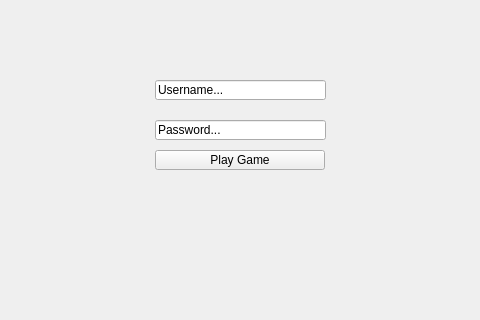
Old version of the form ui/main.ui in the repository CrankySupertoon/ToontownServer; both pictures show x 125 to 605 and y 0 to 320 of the 800 by 600 pixel window.
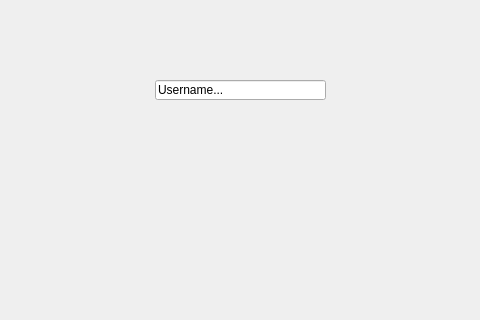
New version of the form. Icons and pictures are not drawn.

Commit message: Updated a few things, such as JSON clearing after starting game

What changed in the file:
```diff
--- a/ui/main.ui
+++ b/ui/main.ui
@@ -33,35 +33,6 @@
      <string>Username...</string>
     </property>
    </widget>
-   <widget class="QPushButton" name="playButton">
-    <property name="geometry">
-     <rect>
-      <x>280</x>
-      <y>150</y>
-      <width>170</width>
-      <height>20</height>
-     </rect>
-    </property>
-    <property name="minimumSize">
-     <size>
-      <width>0</width>
-      <height>0</height>
-     </size>
-    </property>
-    <property name="maximumSize">
-     <size>
-      <width>170</width>
-      <height>20</height>
-     </size>
-    </property>
-    <property name="text">
-     <string>Play Game</string>
-    </property>
-    <property name="icon">
-     <iconset>
-      <normaloff>play_button.png</normaloff>play_button.png</iconset>
-    </property>
-   </widget>
    <widget class="QPushButton" name="options_menu">
     <property name="geometry">
      <rect>
@@ -81,19 +52,6 @@
      <string>Options</string>
     </property>
    </widget>
-   <widget class="QLineEdit" name="password">
-    <property name="geometry">
-     <rect>
-      <x>280</x>
-      <y>120</y>
-      <width>171</width>
-      <height>20</height>
-     </rect>
-    </property>
-    <property name="text">
-     <string>Password...</string>
-    </property>
-   </widget>
   </widget>
   <widget class="QMenuBar" name="menubar">
    <property name="geometry">
```
The commit also changes 35 other files.
